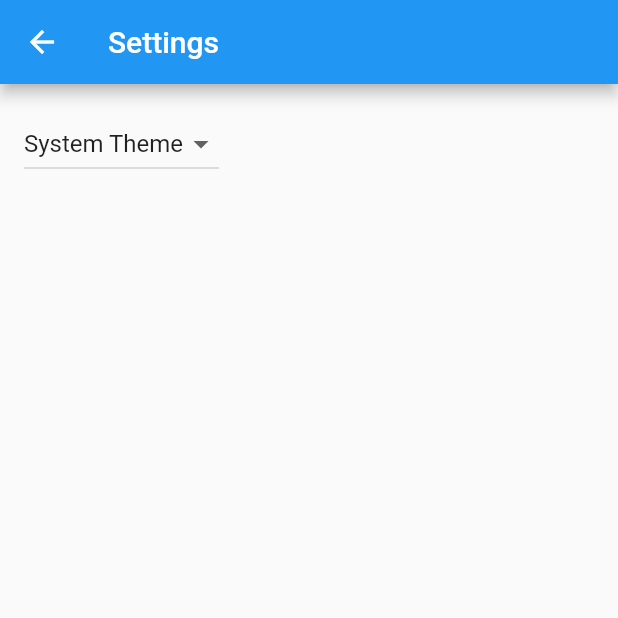
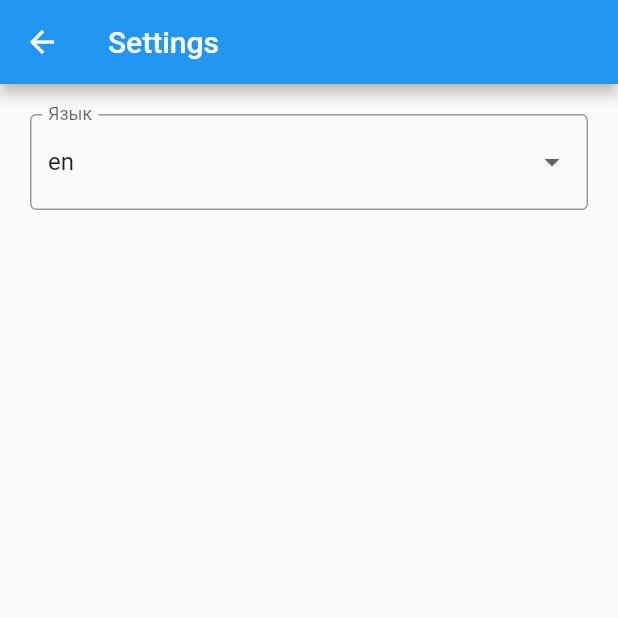
Before and after one commit to t1ooo/flutter_multitimer, a Flutter app: the SampleItemListView screen opened directly, after a tap on the "settings" icon, on a phone screen of 412 x 824 dp, the top half of it. Run offline on Flutter 3.47's test engine with Material 2 defaults, Android fonts, the phone set to English and light mode, and no system bars; our stand-ins replace awesome_notifications, clock, equatable, flutter_bloc, shared_preferences; accounts and stored records are empty; generated files the repository leaves out were written again.

Commit message:
add settings

```diff
--- a/lib/main.dart
+++ b/lib/main.dart
@@ -38,12 +38,13 @@ void main() async {
     MultiRepositoryProvider(
       providers: [
         RepositoryProvider.value(value: Clock()),
+        RepositoryProvider.value(value: await settingsRepo(firstRun.isFirstRun)),
         RepositoryProvider.value(value: await timerRepo(firstRun.isFirstRun)),
         RepositoryProvider.value(
           value: await notificationService(),
         ),
       ],
-      child: MyApp(settingsController: settingsController),
+      child: MyApp(),
     ),
   );
 }
--- a/lib/src/prototype.dart
+++ b/lib/src/prototype.dart
@@ -1,5 +1,5 @@
 // TODO: enable all analysis_options.yaml
-// TODO: add l10n
+// TODO: Navigator.pushNamed
 
 import 'dart:async' as async;
 import 'dart:io';
@@ -910,6 +910,14 @@ class HomeView extends StatelessWidget {
     return Scaffold(
       appBar: AppBar(
         title: const Text('Timers'),
+        actions: [
+          IconButton(
+            icon: const Icon(Icons.settings),
+            onPressed: () {
+              Navigator.pushNamed(context, SettingsView.routeName);
+            },
+          ),
+        ],
       ),
       // body: TimerList(),
       // body: BlocProvider(
@@ -1607,11 +1615,10 @@ class SettingsCubitState extends Equatable {
 }
 
 class SettingsCubit extends Cubit<SettingsCubitState> {
-  SettingsCubit(this.settingsRepo, this.clock) : super(SettingsCubitState());
+  SettingsCubit(this.settingsRepo) : super(SettingsCubitState());
 
   // Future<List<Timer>>? _timers;
   final SettingsRepo settingsRepo;
-  final Clock clock;
   static final _log = Logger('SettingsCubit');
 
   void _handleError(Exception e, SettingsCubitError error) {
@@ -1634,9 +1641,10 @@ class SettingsCubit extends Cubit<SettingsCubitState> {
     _log.info('update');
 
     try {
-      await settingsRepo.update((await settingsRepo.get())!.copyWith(
-        locale: locale,
-      ));
+      {
+        final settings = (await settingsRepo.get()) ?? Settings(locale: locale);
+        await settingsRepo.update(settings.copyWith(locale: locale));
+      }
       final settings = await settingsRepo.get();
       emit(SettingsCubitState(settings: settings));
     } on Exception catch (e) {
@@ -1644,3 +1652,101 @@ class SettingsCubit extends Cubit<SettingsCubitState> {
     }
   }
 }
+
+class SettingsView extends StatelessWidget {
+  static const String routeName = '/settings';
+
+  SettingsView({Key? key}) : super(key: key);
+
+  @override
+  Widget build(BuildContext context) {
+    final l10n = AppLocalizations.of(context)!;
+
+    return Scaffold(
+      appBar: AppBar(
+        title: Text(l10n.settingsTitle),
+      ),
+      body: Padding(padding: pagePadding, child: SettingsForm()),
+    );
+  }
+}
+
+class SettingsForm extends StatelessWidget {
+  // final settingsProvider = locator<SettingsProvider>();
+  // final navigationService = locator<NavigationService>();
+  // static final _localeController = EditingController<Locale>(Locale('_'));
+
+  SettingsForm({Key? key}) : super(key: key);
+
+  @override
+  Widget build(BuildContext context) {
+    final l10n = AppLocalizations.of(context)!;
+
+    // _localeController.value = settings.locale;
+    final cubit = context.watch<SettingsCubit>();
+
+    if (cubit.state.error != null) {
+      // return Text(cubit.state.error!.tr(AppLocalizations.of(context)!));
+      showErrorSnackBar(
+        context,
+        cubit.state.error!.tr(AppLocalizations.of(context)!),
+      );
+    }
+    // if (cubit.state.settings == null) {
+    // return Center(child: CircularProgressIndicator());
+    // }
+
+    return Form(
+      child: ListView(
+        children: [
+          // SizedBox(height: 10),
+          // ControlledSelectFormField<Locale>(
+          //   labelText: l10n.languageLabel,
+          //   controller: _localeController,
+          //   values: supportedLocales(),
+          //   onChange: (Locale locale) {
+          //     unawaited(settingsProvider.updateLocale(locale));
+          //   },
+          // ),
+
+          //  for (final locale in AppLocalizations.supportedLocales)
+          //   RadioListTile<Locale>(
+          //     title: Text(locale.toString()),
+          //     value: locale,
+          //     groupValue: Localizations.localeOf(context),
+          //     onChanged: (newValue) {
+          //       if (newValue == null) {
+          //         return;
+          //       }
+          //     //   controller.value = newValue;
+          //     //   onChange?.call(controller.value);
+
+          //     //   Navigator.pop(context);
+          //     },
+          //   )
+
+          DropdownButtonFormField<Locale>(
+            items: [
+              for (final locale in AppLocalizations.supportedLocales)
+                DropdownMenuItem<Locale>(
+                  value: locale,
+                  child: Text(locale.toString()),
+                ),
+            ],
+            value: Localizations.localeOf(context),
+            onChanged: (Locale? newLocale) {
+              if (newLocale == null) {
+                return;
+              }
+              cubit.updateLocale(newLocale);
+            },
+            decoration: InputDecoration(
+              labelText: l10n.languageLabel,
+              border: OutlineInputBorder(),
+            ),
+          ),
+        ],
+      ),
+    );
+  }
+}
```
Also changed, not shown: lib/src/app.dart (+31 -16 lines), lib/src/init.dart (+12 -0 lines), lib/src/l10n/app_en.arb (+4 -4 lines), lib/src/l10n/app_ru.arb (added, +14 -0 lines), 3 other files.
